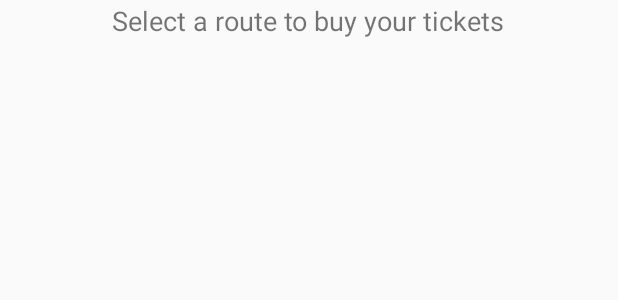
After one commit to SotirisKot/BusTicketReservation, an Android app: the layout search_route_activity.xml on its own in the app's theme, with its tools: preview values and no code run, on a phone screen of 412 x 824 dp. The commit adds this screen. Shown: the top 300 px of the screen. Run offline under Robolectric (Android 15) with nearby library versions, the phone set to English and light mode, and no system bars.

Commit message:
search route to buy ticket

```diff
--- a/app/src/main/AndroidManifest.xml
+++ b/app/src/main/AndroidManifest.xml
@@ -66,6 +66,10 @@
             android:name=".Passenger.Buy_Ticket.BuyTicketActivity"
             android:exported="true"
             android:theme="@style/Theme.AppCompat.Light"/>
+        <activity
+            android:name=".Passenger.Search_Route.SearchRouteActivity"
+            android:exported="true"
+            android:theme="@style/Theme.AppCompat.Light"/>
     </application>
 
 </manifest>
--- a/app/src/main/java/gr/aueb/softeng/project1801/view/Owner/StatisticsDetails/StatisticsDetailsActivity.java
+++ b/app/src/main/java/gr/aueb/softeng/project1801/view/Owner/StatisticsDetails/StatisticsDetailsActivity.java
@@ -1,15 +1,12 @@
 package gr.aueb.softeng.project1801.view.Owner.StatisticsDetails;
 
-import android.app.Activity;
 import android.content.DialogInterface;
-import android.content.Intent;
 import android.os.Bundle;
 import android.support.v7.app.AlertDialog;
 import android.support.v7.app.AppCompatActivity;
 import android.view.View;
 import android.widget.TextView;
 import android.widget.Toast;
-
 import gr.aueb.softeng.project1801.memorydao.RouteDAOMemory;
 import gr.aueb.softeng.project1801.view.R;
 
--- /dev/null
+++ b/app/src/main/res/layout/search_route_activity.xml
@@ -0,0 +1,27 @@
+<?xml version="1.0" encoding="utf-8"?>
+<RelativeLayout
+    xmlns:android="http://schemas.android.com/apk/res/android"
+    xmlns:app="http://schemas.android.com/apk/res-auto"
+    android:layout_width="match_parent"
+    android:layout_height="match_parent">
+
+
+    <ListView
+        android:id="@+id/requested_route_list"
+        android:layout_width="match_parent"
+        android:layout_height="469dp"
+        android:layout_alignParentTop="true"
+        android:layout_marginTop="42dp"
+        app:layout_constraintEnd_toEndOf="parent"
+        app:layout_constraintStart_toStartOf="parent" />
+
+    <TextView
+        android:id="@+id/textView3"
+        android:layout_width="wrap_content"
+        android:layout_height="wrap_content"
+        android:layout_alignParentTop="true"
+        android:layout_centerHorizontal="true"
+        android:layout_marginTop="1dp"
+        android:text="@string/buy_tickets"
+        android:textSize="18sp" />
+</RelativeLayout>
--- a/app/src/main/res/values/strings.xml
+++ b/app/src/main/res/values/strings.xml
@@ -36,4 +36,5 @@
     <string name="ok_button">OK</string>
     <string name="seats">Seats</string>
     <string name="Search_Route">Search Route</string>
+    <string name="buy_tickets">Select a route to buy your tickets</string>
 </resources>
```
Also changed, not shown: app/src/main/java/gr/aueb/softeng/project1801/view/Owner/Statistics/StatisticsPresenter.java (+4 -3 lines), app/src/main/java/gr/aueb/softeng/project1801/view/Passenger/Buy_Ticket/BuyTicketActivity.java (+8 -1 lines), app/src/main/java/gr/aueb/softeng/project1801/view/Passenger/Search_Route/SearchRouteActivity.java (added, +130 -0 lines), app/src/main/java/gr/aueb/softeng/project1801/view/Passenger/Search_Route/SearchRoutePresenter.java (added, +81 -0 lines), app/src/main/java/gr/aueb/softeng/project1801/view/Passenger/Search_Route/SearchRouteView.java (added, +26 -0 lines).
